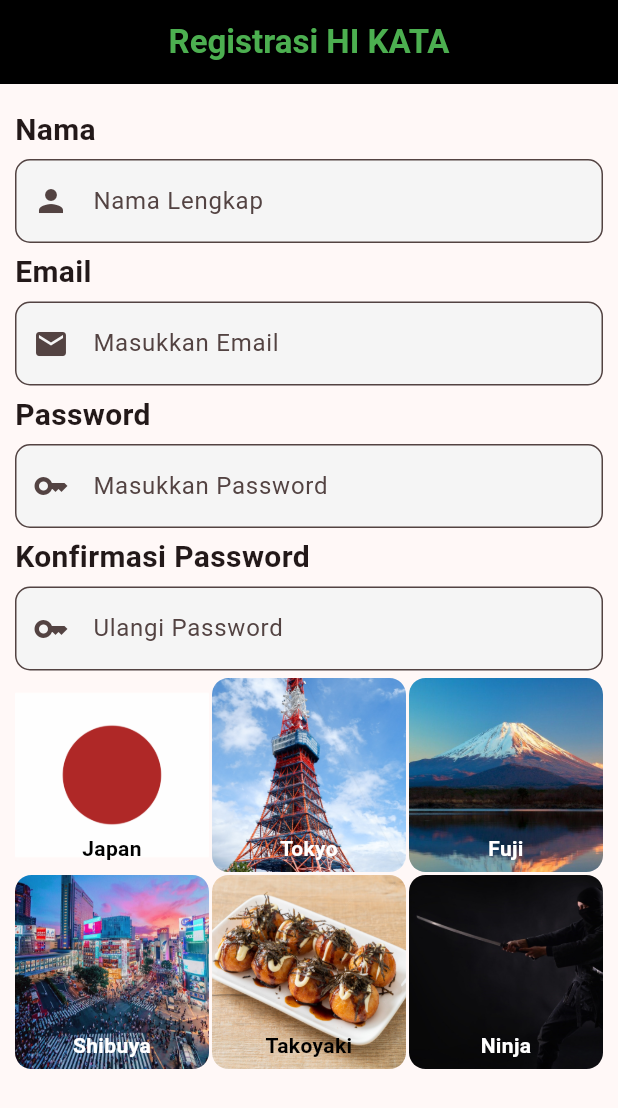
After one commit to zacthappdev-star/flutterprojectjaka, a Flutter app: the screen it shows after launch, on a phone screen of 412 x 824 dp. The commit adds this screen. Shown: the top 1108 px of the screen. Run offline on Flutter 3.47's test engine with Material 3 defaults, Android fonts, the phone set to English and light mode, and no system bars.

Commit message:
flutter3

```diff
--- /dev/null
+++ b/ppkd_b6/lib/flutter3.dart
@@ -0,0 +1,279 @@
+import 'package:flutter/material.dart';
+
+class TUGAS3 extends StatelessWidget {
+  const TUGAS3({super.key});
+
+  @override
+  Widget build(BuildContext context) {
+    return Scaffold(
+      appBar: AppBar(
+        title: const Text(
+          "Registrasi HI KATA",
+          style: TextStyle(fontWeight: FontWeight.bold, color: Colors.green),
+        ),
+        backgroundColor: Colors.black,
+        centerTitle: true,
+      ),
+
+      body: SingleChildScrollView(
+        child: Padding(
+          padding: const EdgeInsets.all(10),
+          child: Column(
+            crossAxisAlignment: CrossAxisAlignment.start,
+            spacing: 5,
+            children: [
+              SizedBox(height: 1),
+              Text(
+                "Nama",
+                style: TextStyle(fontSize: 20, fontWeight: FontWeight.bold),
+              ),
+              TextField(
+                decoration: InputDecoration(
+                  hintText: "Nama Lengkap",
+                  filled: true,
+                  fillColor: Colors.grey[100],
+                  prefixIcon: const Icon(Icons.person),
+                  border: OutlineInputBorder(
+                    borderRadius: BorderRadius.circular(10),
+                  ),
+                ),
+              ),
+              Text(
+                "Email",
+                style: TextStyle(fontSize: 20, fontWeight: FontWeight.bold),
+              ),
+              TextField(
+                decoration: InputDecoration(
+                  hintText: "Masukkan Email",
+                  filled: true,
+                  fillColor: Colors.grey[100],
+                  prefixIcon: const Icon(Icons.mail),
+                  border: OutlineInputBorder(
+                    borderRadius: BorderRadius.circular(10),
+                  ),
+                ),
+              ),
+              Text(
+                "Password",
+                style: TextStyle(fontSize: 20, fontWeight: FontWeight.bold),
+              ),
+              TextField(
+                obscureText: true,
+                obscuringCharacter: "*",
+                decoration: InputDecoration(
+                  hintText: "Masukkan Password",
+                  filled: true,
+                  fillColor: Colors.grey[100],
+                  prefixIcon: const Icon(Icons.key),
+                  border: OutlineInputBorder(
+                    borderRadius: BorderRadius.circular(10),
+                  ),
+                ),
+              ),
+              Text(
+                "Konfirmasi Password",
+                style: TextStyle(fontSize: 20, fontWeight: FontWeight.bold),
+              ),
+              TextField(
+                obscureText: true,
+                obscuringCharacter: "*",
+                decoration: InputDecoration(
+                  hintText: "Ulangi Password",
+                  filled: true,
+                  fillColor: Colors.grey[100],
+                  prefixIcon: const Icon(Icons.key),
+                  border: OutlineInputBorder(
+                    borderRadius: BorderRadius.circular(10),
+                  ),
+                ),
+              ),
+              GridView.count(
+                shrinkWrap: true,
+                physics: NeverScrollableScrollPhysics(),
+                crossAxisCount: 3,
+                mainAxisSpacing: 2,
+                crossAxisSpacing: 2,
+
+                children: [
+                  // JAPAN
+                  Stack(
+                    children: [
+                      Container(
+                        decoration: BoxDecoration(
+                          borderRadius: BorderRadius.circular(11),
+                          image: DecorationImage(
+                            image: AssetImage("assets/images/Japan.png"),
+                            fit: BoxFit.cover,
+                          ),
+                        ),
+                      ),
+
+                      Positioned(
+                        bottom: 6,
+                        left: 0,
+                        right: 0,
+                        child: Text(
+                          "Japan",
+                          textAlign: TextAlign.center,
+                          style: TextStyle(
+                            color: Colors.black,
+                            fontWeight: FontWeight.bold,
+                          ),
+                        ),
+                      ),
+                    ],
+                  ),
+
+                  // TOKYO
+                  Stack(
+                    children: [
+                      Container(
+                        decoration: BoxDecoration(
+                          borderRadius: BorderRadius.circular(11),
+                          image: DecorationImage(
+                            image: AssetImage("assets/images/Tokyo.jpg"),
+                            fit: BoxFit.cover,
+                          ),
+                        ),
+                      ),
+
+                      Positioned(
+                        bottom: 6,
+                        left: 0,
+                        right: 0,
+                        child: Text(
+                          "Tokyo",
+                          textAlign: TextAlign.center,
+                          style: TextStyle(
+                            color: Colors.white,
+                            fontWeight: FontWeight.bold,
+                          ),
+                        ),
+                      ),
+                    ],
+                  ),
+
+                  // FUJI
+                  Stack(
+                    children: [
+                      Container(
+                        decoration: BoxDecoration(
+                          borderRadius: BorderRadius.circular(11),
+                          image: DecorationImage(
+                            image: AssetImage("assets/images/Fuji.jpg"),
+                            fit: BoxFit.cover,
+                          ),
+                        ),
+                      ),
+
+                      Positioned(
+                        bottom: 6,
+                        left: 0,
+                        right: 0,
+                        child: Text(
+                          "Fuji",
+                          textAlign: TextAlign.center,
+                          style: TextStyle(
+                            color: Colors.white,
+                            fontWeight: FontWeight.bold,
+                          ),
+                        ),
+                      ),
+                    ],
+                  ),
+
+                  // SHIBUYA
+                  Stack(
+                    children: [
+                      Container(
+                        decoration: BoxDecoration(
+                          borderRadius: BorderRadius.circular(11),
+                          image: DecorationImage(
+                            image: AssetImage("assets/images/Shibuya.jpg"),
+                            fit: BoxFit.cover,
+                          ),
+                        ),
+                      ),
+
+                      Positioned(
+                        bottom: 6,
+                        left: 0,
+                        right: 0,
+                        child: Text(
+                          "Shibuya",
+                          textAlign: TextAlign.center,
+                          style: TextStyle(
+                            color: Colors.white,
+                            fontWeight: FontWeight.bold,
+                          ),
+                        ),
+                      ),
+                    ],
+                  ),
+
+                  // TAKOYAKI
+                  Stack(
+                    children: [
+                      Container(
+                        decoration: BoxDecoration(
+                          borderRadius: BorderRadius.circular(11),
+                          image: DecorationImage(
+                            image: AssetImage("assets/images/Takoyaki.jpg"),
+                            fit: BoxFit.cover,
+                          ),
+                        ),
+                      ),
+
+                      Positioned(
+                        bottom: 6,
+                        left: 0,
+                        right: 0,
+                        child: Text(
+                          "Takoyaki",
+                          textAlign: TextAlign.center,
+                          style: TextStyle(
+                            color: Colors.black,
+                            fontWeight: FontWeight.bold,
+                          ),
+                        ),
+                      ),
+                    ],
+                  ),
+
+                  // NINJA
+                  Stack(
+                    children: [
+                      Container(
+                        decoration: BoxDecoration(
+                          borderRadius: BorderRadius.circular(11),
+                          image: DecorationImage(
+                            image: AssetImage("assets/images/Ninja.jpg"),
+                            fit: BoxFit.cover,
+                          ),
+                        ),
+                      ),
+
+                      Positioned(
+                        bottom: 6,
+                        left: 0,
+                        right: 0,
+                        child: Text(
+                          "Ninja",
+                          textAlign: TextAlign.center,
+                          style: TextStyle(
+                            color: Colors.white,
+                            fontWeight: FontWeight.bold,
+                          ),
+                        ),
+                      ),
+                    ],
+                  ),
+                ],
+              ),
+            ],
+          ),
+        ),
+      ),
+    );
+  }
+}
--- a/ppkd_b6/lib/main.dart
+++ b/ppkd_b6/lib/main.dart
@@ -1,6 +1,6 @@
 import 'package:flutter/material.dart';
 import 'package:ppkd_b6/flutter2.dart';
-import 'flutter2.dart';
+import 'flutter3.dart';
 
 void main() {
   runApp(const MyApp());
@@ -34,7 +34,7 @@ class MyApp extends StatelessWidget {
           seedColor: const Color.fromARGB(255, 183, 58, 58),
         ),
       ),
-      home: HiKata(),
+      home: TUGAS3(),
     );
   }
 }
```
Also changed, not shown: ppkd_b6/lib/nyoba.dart (added, +157 -0 lines), ppkd_b6/assets/images/Fuji.jpg (added), ppkd_b6/assets/images/Ninja.jpg (added), ppkd_b6/assets/images/Shibuya.jpg (added), ppkd_b6/assets/images/Takoyaki.jpg (added), ppkd_b6/assets/images/Tokyo.jpg (added).
